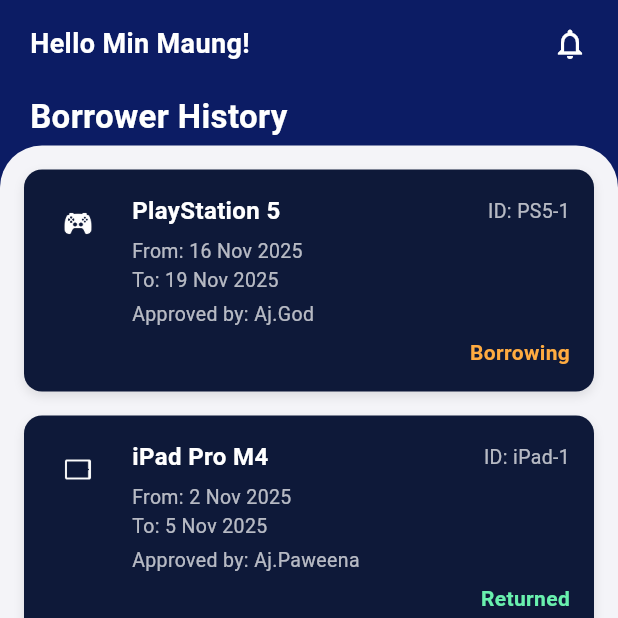
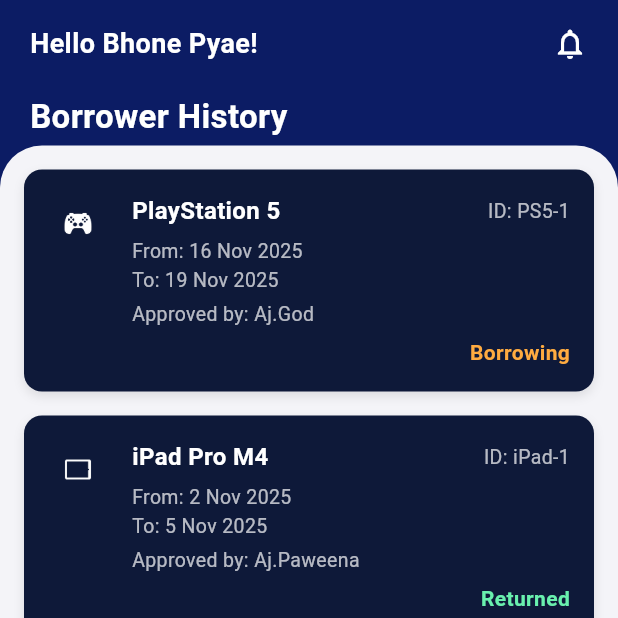
Before and after one commit to 6631501135MIN/asset_borrowing_system, a Flutter app: the screen it shows after launch, on a phone screen of 412 x 824 dp, the top half of it. Run offline on Flutter 3.47's test engine with Material 3 defaults, Android fonts, the phone set to English and light mode, and no system bars; our stand-ins replace font_awesome_flutter.

Commit message:
Title changed

```diff
--- a/lib/student_history.dart
+++ b/lib/student_history.dart
@@ -49,7 +49,7 @@ class StudentHistoryPage extends StatelessWidget {
                 mainAxisAlignment: MainAxisAlignment.spaceBetween,
                 children: [
                   const Text(
-                    "Hello Min Maung!",
+                    "Hello Bhone Pyae!",
                     style: TextStyle(
                       color: Colors.white,
                       fontSize: 18,
```
